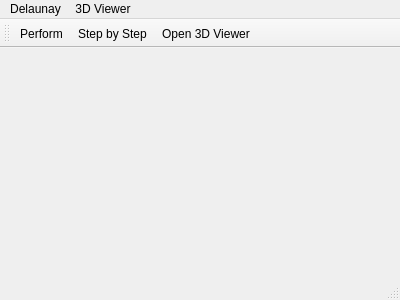
Before: the Qt Designer form mainwindow.ui in qiaone/delaunay, drawn with Qt 5.
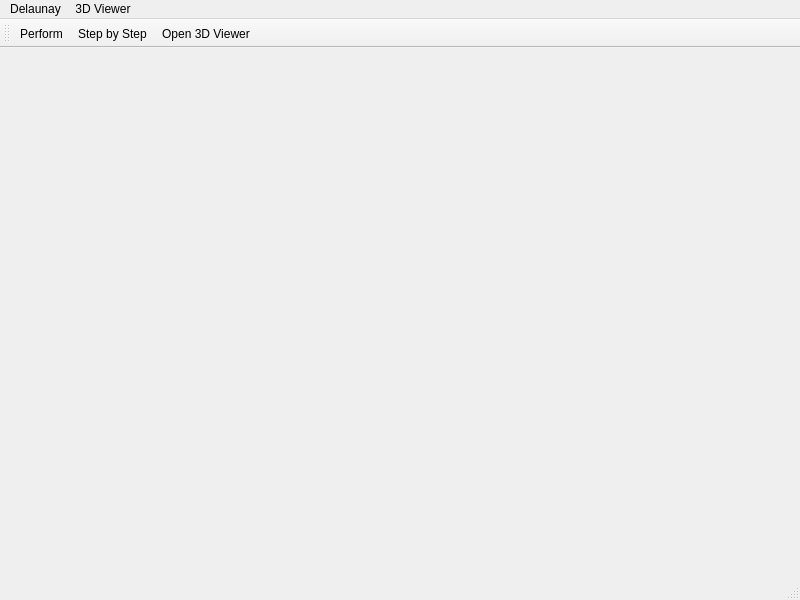
After: the same form once the commit is applied. Icons and pictures are not drawn.

Commit message: antialiasing and ui revised

Patch:
```diff
--- a/mainwindow.ui
+++ b/mainwindow.ui
@@ -6,8 +6,8 @@
    <rect>
     <x>0</x>
     <y>0</y>
-    <width>400</width>
-    <height>300</height>
+    <width>800</width>
+    <height>600</height>
    </rect>
   </property>
   <property name="windowTitle">
@@ -19,7 +19,7 @@
     <rect>
      <x>0</x>
      <y>0</y>
-     <width>400</width>
+     <width>800</width>
      <height>23</height>
     </rect>
    </property>
```
The commit also changes 2 other files.
